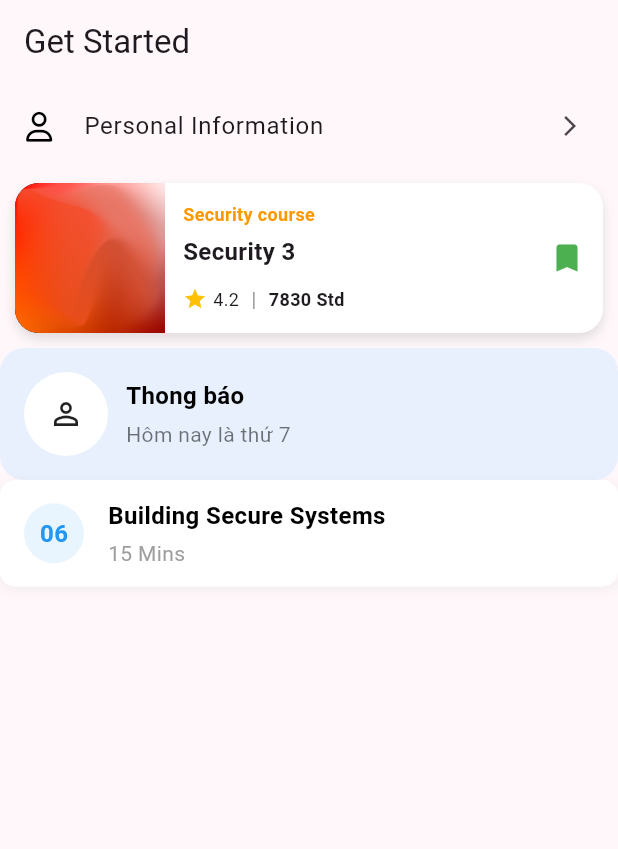
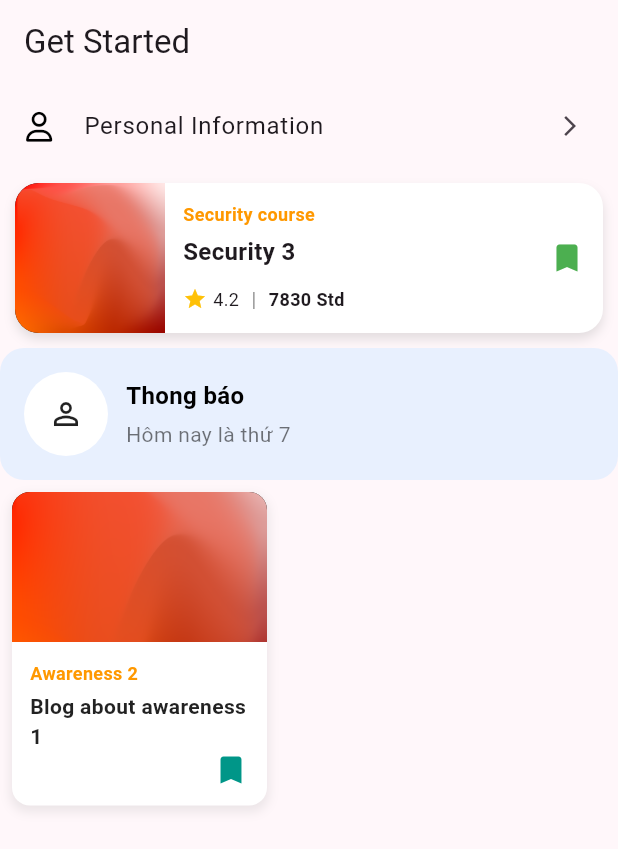
Before and after one commit to Bentanik/exe02_fe_mobile, a Flutter app: the screen it shows after launch, on a phone screen of 412 x 824 dp. Shown: the top 849 px of the screen. Run offline on Flutter 3.47's test engine with Material 3 defaults, Android fonts, the light colour scheme and no system bars; our stand-ins replace flutter_svg, font_awesome_flutter.

Commit message:
finish blog card

```diff
--- /dev/null
+++ b/lib/common/widget/blog_card.dart
@@ -0,0 +1,96 @@
+import 'package:flutter/material.dart';
+
+class BlogCard extends StatelessWidget {
+  final String imageUrl;
+  final String category;
+  final String title;
+  final bool isBookmarked;
+
+  BlogCard({
+    required this.imageUrl,
+    required this.category,
+    required this.title,
+    this.isBookmarked = false,
+  });
+
+  @override
+  Widget build(BuildContext context) {
+    return Stack(
+      children: [
+        Container(
+          width: 170,
+          margin: EdgeInsets.all(8),
+          decoration: BoxDecoration(
+            color: Colors.white,
+            borderRadius: BorderRadius.circular(12),
+            boxShadow: [
+              BoxShadow(
+                color: Colors.grey.withOpacity(0.2),
+                spreadRadius: 1,
+                blurRadius: 5,
+                offset: Offset(0, 3),
+              ),
+            ],
+          ),
+          child: Column(
+            crossAxisAlignment: CrossAxisAlignment.start,
+            children: [
+              // Hình ảnh
+              ClipRRect(
+                borderRadius: BorderRadius.vertical(top: Radius.circular(12)),
+                child: Container(
+                  height: 100,
+                  color: Colors.black,
+                  child: Image.asset(
+                    imageUrl,
+                    fit: BoxFit.cover,
+                    width: 170,
+                  ),
+                ),
+              ),
+              Padding(
+                padding: EdgeInsets.all(12),
+                child: Column(
+                  crossAxisAlignment: CrossAxisAlignment.start,
+                  children: [
+                    // Danh mục (category)
+                    Text(
+                      category,
+                      style: TextStyle(
+                        fontSize: 12,
+                        fontWeight: FontWeight.bold,
+                        color: Colors.orange,
+                      ),
+                    ),
+                    SizedBox(height: 4),
+                    // Tiêu đề chính
+                    Text(
+                      title,
+                      style: TextStyle(
+                        fontSize: 14,
+                        fontWeight: FontWeight.bold,
+                        color: Colors.black87,
+                      ),
+                      maxLines: 2,
+                      overflow: TextOverflow.ellipsis,
+                    ),
+                    Row(
+                      mainAxisAlignment: MainAxisAlignment.end,
+                      children: [
+                        Icon(
+                          isBookmarked ? Icons.bookmark : Icons.bookmark_outline,
+                          color: Colors.teal,
+                          size: 24,
+                        ),
+                      ],
+                    ),
+                  ],
+                ),
+              ),
+            ],
+          ),
+        ),
+      ],
+    );
+  }
+}
--- a/lib/presentation/intro/pages/get_started.dart
+++ b/lib/presentation/intro/pages/get_started.dart
@@ -1,4 +1,5 @@
 import 'package:exe02_fe_mobile/common/helpers/routes.dart';
+import 'package:exe02_fe_mobile/common/widget/blog_card.dart';
 import 'package:exe02_fe_mobile/common/widget/curriculcum_item.dart';
 import 'package:exe02_fe_mobile/common/widget/notification_card.dart';
 import 'package:exe02_fe_mobile/common/widget/notification_dialog.dart';
@@ -42,14 +43,17 @@ class GetStartedPage extends StatelessWidget {
                     title: 'Thong báo',
                     desc: 'Hôm nay là thứ 7',
                     leading: const Icon(Icons.person_outline)),
-                CurriculcumItem(
-                  number: "06",
-                  title: "Building Secure Systems",
-                  duration: "15 Mins",
-                  isLocked: false,
+                BlogCard(
+                  imageUrl: AppImages.bg,
+                  category: "Awareness 2",
+                  title: "Blog about awareness 1",
+                  isBookmarked: true,
                 ),
               ],
-            ))
+
+            )
+
+            )
           ],
         ),
       ),
```
